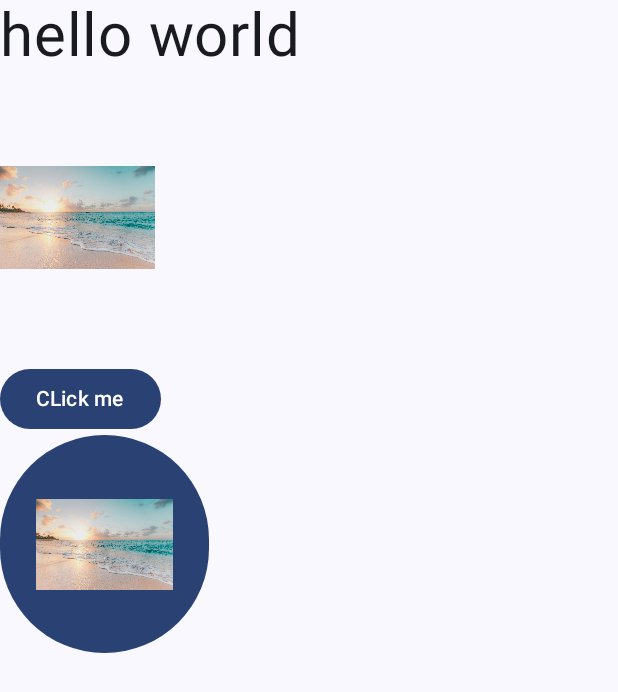
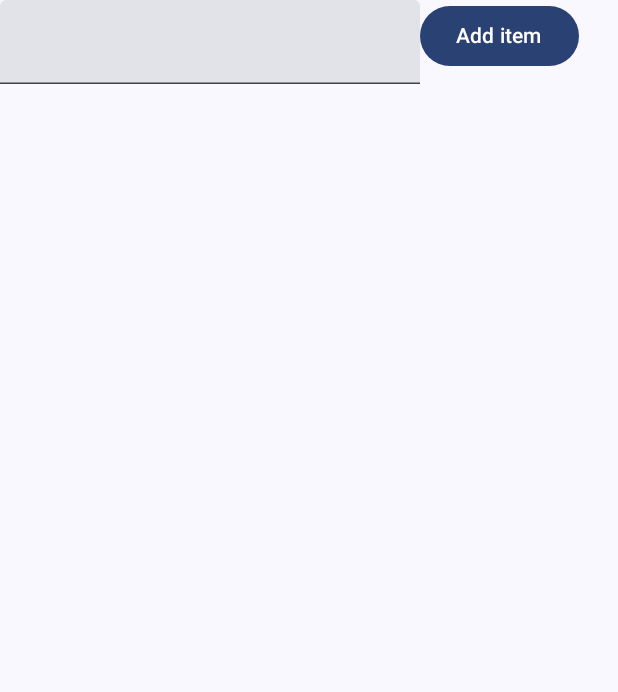
Before and after one commit to etorunski/CST8410_InClassExamples, an Android app built with Jetpack Compose: the screen it shows after launch (MainActivity), on a phone screen of 412 x 824 dp. Shown: the top 692 px of the screen. Run offline under Robolectric (Android 15) with nearby library versions, the phone set to English and light mode, and no system bars; our stand-ins replace window size class.

Commit message:
week 9 List View and Tablet layout

```diff
--- a/app/build.gradle.kts
+++ b/app/build.gradle.kts
@@ -39,6 +39,7 @@ dependencies {
     implementation(platform(libs.androidx.compose.bom))
     implementation(libs.androidx.activity.compose)
     implementation(libs.androidx.compose.material3)
+    implementation(libs.androidx.compose.material3.window.size.class1)
     implementation(libs.androidx.compose.ui)
     implementation(libs.androidx.compose.ui.graphics)
     implementation(libs.androidx.compose.ui.tooling.preview)
--- a/app/src/main/java/com/example/cst8410_inclassexamples/MainActivity.kt
+++ b/app/src/main/java/com/example/cst8410_inclassexamples/MainActivity.kt
@@ -2,6 +2,7 @@ package com.example.cst8410_inclassexamples
 
 import android.os.Bundle
 import androidx.activity.ComponentActivity
+import androidx.activity.compose.LocalActivity
 import androidx.activity.compose.setContent
 import androidx.activity.enableEdgeToEdge
 import androidx.compose.foundation.layout.Arrangement
@@ -18,11 +19,28 @@ import androidx.compose.ui.res.stringResource
 import androidx.compose.ui.tooling.preview.Preview
 import androidx.activity.viewModels
 import androidx.compose.foundation.Image
+import androidx.compose.foundation.clickable
+import androidx.compose.foundation.layout.Box
+import androidx.compose.foundation.layout.Row
 import androidx.compose.foundation.layout.fillMaxWidth
 import androidx.compose.foundation.layout.height
 import androidx.compose.foundation.layout.width
+import androidx.compose.foundation.lazy.LazyColumn
 import androidx.compose.material3.Button
+import androidx.compose.material3.Checkbox
+import androidx.compose.material3.ExperimentalMaterial3Api
+import androidx.compose.material3.TextField
+import androidx.compose.material3.windowsizeclass.ExperimentalMaterial3WindowSizeClassApi
+import androidx.compose.material3.windowsizeclass.WindowWidthSizeClass
+import androidx.compose.material3.windowsizeclass.calculateWindowSizeClass
+import androidx.compose.runtime.MutableState
+import androidx.compose.runtime.mutableStateListOf
+import androidx.compose.runtime.mutableStateOf
+import androidx.compose.runtime.remember
+import androidx.compose.runtime.saveable.rememberSaveable
+import androidx.compose.ui.Alignment
 import androidx.compose.ui.layout.ContentScale
+import androidx.compose.ui.platform.LocalContext
 import androidx.compose.ui.res.painterResource
 import androidx.compose.ui.unit.dp
 import androidx.compose.ui.unit.sp
@@ -34,6 +52,7 @@ import java.lang.Character.toUpperCase
 import java.util.Locale
 import java.util.Locale.getDefault
 
+data class ShoppingItem(var name:String, var sel:Boolean)
 class MainActivity : ComponentActivity() {
 
     fun printName(s1:String = "Hello", s2:String="World", stringModifier : (String)->String = { str:String -> str }):String
@@ -53,39 +72,102 @@ class MainActivity : ComponentActivity() {
                     Greeting(
                         name = printName{ str:String -> str.lowercase(getDefault()) },
                         modifier = Modifier.padding(innerPadding) ,
-
-                    ){ str:String -> str.lowercase()   }
+                    )
                 }
             })
         }
     }
 }
+@OptIn(ExperimentalMaterial3Api::class, ExperimentalMaterial3WindowSizeClassApi::class)
+@Composable
+fun Greeting(name: String, modifier: Modifier = Modifier) {
+
+    val contxt = LocalActivity.current
+    val widthSizeClass = calculateWindowSizeClass(contxt!!).widthSizeClass
+    var selectedItem = remember { mutableStateOf<ShoppingItem?>(null)}
+
+    //this holds the string that the user is typing in
+    var newItem = rememberSaveable { mutableStateOf("")}
+
+    //This holds the ArrayList to be shown in the LazyColumn. It should be mutableStateListOf to redraw when the items in the ArrayList change
+    val items = remember { mutableStateListOf<ShoppingItem>() }
+
+    val isTablet = widthSizeClass == WindowWidthSizeClass.Expanded
+
+    var rowWidth =   if(!isTablet) 1.0f else 0.3f;
+
+    //always show the LazyColumn if
+    // you're a tablet. If you're a phone, just show when nothing is selected
+    if(isTablet or (selectedItem.value == null))
+    {
+        Row(modifier=modifier.fillMaxWidth()) {
+            Column(modifier = Modifier.fillMaxWidth(rowWidth)) {
+                //Have a Row at the top for the button and TextField
+                Row {
+                    TextField(
+                        value = newItem.value,
+                        onValueChange = { newStr -> newItem.value = newStr })
+                    Button(onClick = {
+                        items.add(
+                            ShoppingItem(
+                                newItem.value,
+                                false
+                            )
+                        ) //What are you adding when you click the button?
+                        newItem.value = ""
+                    }) {
+                        Text("Add item")
+                    }
+                }
+                //Now have a dynamic-size column that grows as items are added in the ArrayList
+                LazyColumn {
+
+                    //This generates a for-loop from 0 to items.size, and passes in index as the counter variable
+                    items(items.size) { index ->
+                        //return a row that is full-width, centered vertically, and space between the two items on each row:
+                        Row(
+                            modifier = Modifier.fillMaxWidth()
+                                .clickable(onClick = { selectedItem.value = items[index] }),
+                            verticalAlignment = Alignment.CenterVertically,
+                            horizontalArrangement = Arrangement.SpaceBetween
+                        ) {
+                            //The shopping item's name
+                            Text(text = "Item: ${items[index].name}")
+                            //A checkbox showing if an item is selected or now
+                            Checkbox(checked = items[index].sel,
+                                //when the user clicks on the checkbox, change the object at that row to trigger a recomposition
+                                onCheckedChange = { newVal ->
+                                    items[index] = items[index].copy(sel = newVal)
+                                })
+                        }
+                    }
+                }
+            }
+            //for when it's a tablet and selectedItem != null
+            selectedItem.value?.let{
+                Column(modifier = Modifier.fillMaxWidth(1.0f-rowWidth)){
+                    ItemDetails(selectedItem, modifier) //This shows the details page on the right side
+                }
+            }
+        }
+    }
+    else //there's an item selected
+    {
+        ItemDetails(selectedItem, modifier) //This shows the details page on the whole page
+    }
+}
 
 @Composable
-fun Greeting(name: String,
-             modifier: Modifier = Modifier,
-             stringChanger:(String) -> String = { str:String -> str })
-{
-  Column(verticalArrangement = Arrangement.SpaceAround) {
-
-      Text(text = stringChanger(stringResource(R.string.hello_message)  ),
-          fontSize = 40.sp,    modifier = modifier )
-
-      Image( painter=painterResource(R.drawable.beach ), contentDescription = "Beach",
-          modifier=Modifier.fillMaxSize(0.25f)
-      )//contentDescription is for screen reader software
-
-        Button(onClick={ }, ){
-            Text("CLick me")
+fun ItemDetails(selectedItem: MutableState<ShoppingItem?>, modifier: Modifier = Modifier){
+    Box(modifier = modifier.fillMaxSize()) {
+        Column {
+            Text(selectedItem.value!!.name)
+            Text(selectedItem.value!!.sel.toString())
         }
-
-
-      Button(onClick={ }, ){
-          Image( painter=painterResource(R.drawable.beach ), contentDescription = "Beach",
-              modifier=Modifier.fillMaxSize(0.25f)
-          )//
-      }
-     }
+        Button(modifier=Modifier.align(Alignment.BottomStart),  onClick = { selectedItem.value = null }) {
+            Text("Hide")
+        }
+    }
 }
 
 @Preview(showBackground = true)
--- a/gradle/libs.versions.toml
+++ b/gradle/libs.versions.toml
@@ -1,5 +1,5 @@
 [versions]
-agp = "9.4.0"
+agp = "9.2.1"
 coreKtx = "1.19.0"
 junit = "4.13.2"
 junitVersion = "1.3.0"
@@ -10,6 +10,7 @@ kotlin = "2.2.10"
 composeBom = "2026.02.01"
 securityCrypto = "1.1.0"
 ui = "1.12.1"
+material3WindowSizeClass = "1.4.0"
 
 [libraries]
 androidx-security-crypto = { group = "androidx.security", name = "security-crypto", version.ref = "securityCrypto" }
@@ -28,6 +29,7 @@ androidx-compose-ui-test-manifest = { group = "androidx.compose.ui", name = "ui-
 androidx-compose-ui-test-junit4 = { group = "androidx.compose.ui", name = "ui-test-junit4" }
 androidx-compose-material3 = { group = "androidx.compose.material3", name = "material3" }
 androidx-ui = { group = "androidx.compose.ui", name = "ui", version.ref = "ui" }
+androidx-compose-material3-window-size-class1 = { group = "androidx.compose.material3", name = "material3-window-size-class", version.ref = "material3WindowSizeClass" }
 
 [plugins]
 android-application = { id = "com.android.application", version.ref = "agp" }
```
